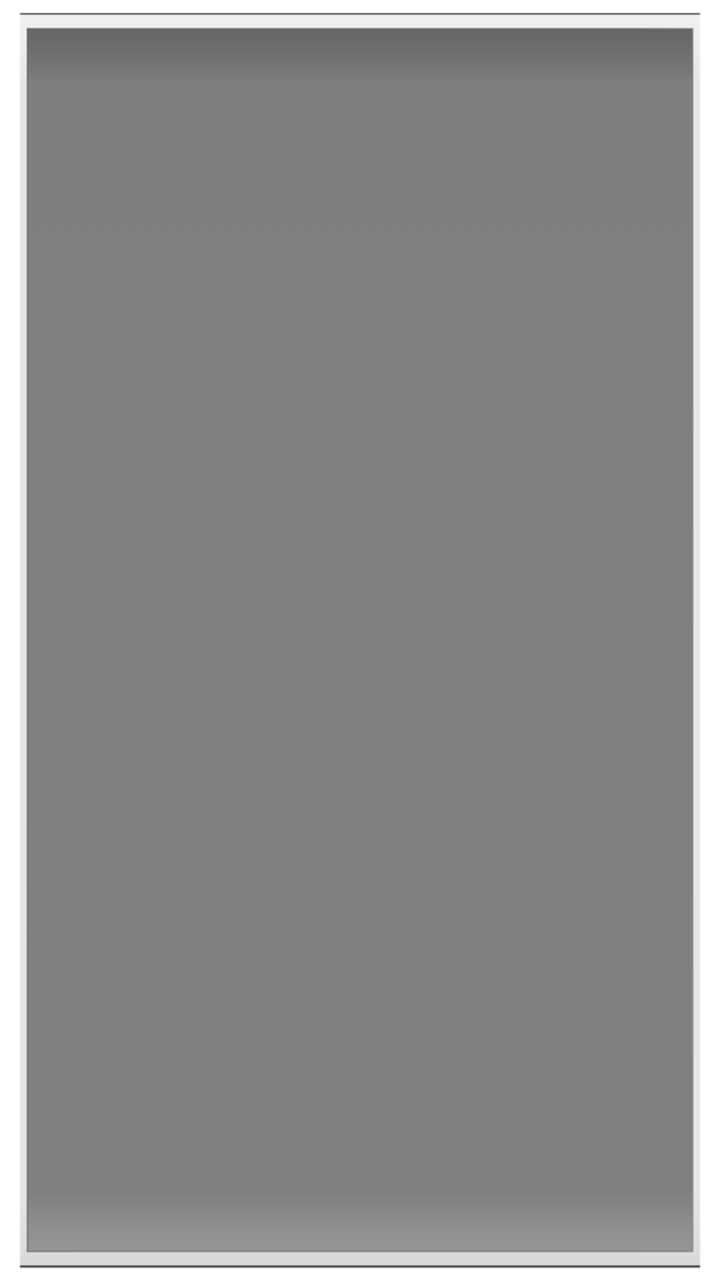
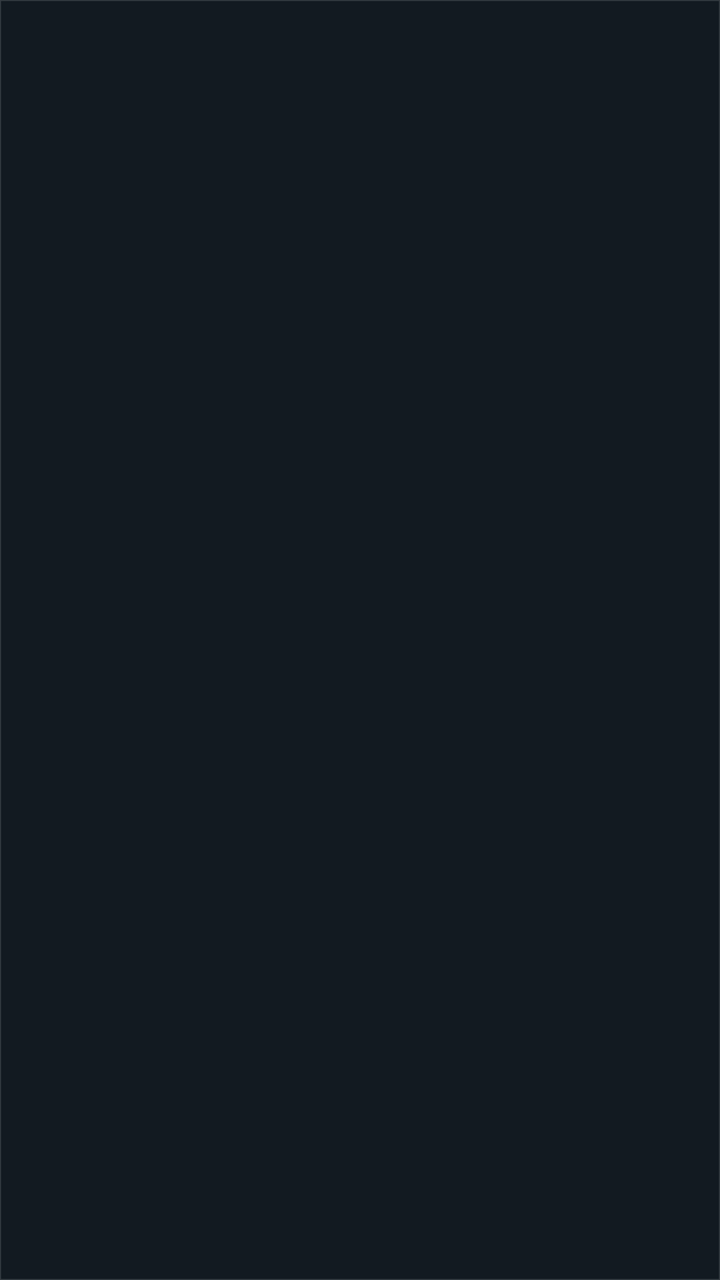

The first picture is an Android layout as it rendered before a commit; the second is the same layout after the commit. The layout source and the unified diff follow.
<!-- AndroidManifest.xml: fallback theme Theme.MaterialComponents.DayNight.NoActionBar -->
<!-- res/layout/wallpaper_item.xml -->
<?xml version="1.0" encoding="utf-8"?>
<ImageView xmlns:android="http://schemas.android.com/apk/res/android" xmlns:launcher="http://schemas.android.com/apk/res/org.zeam" android:background="?android:attr/galleryItemBackground" android:focusable="true" android:layout_width="wrap_content" android:layout_height="wrap_content" android:scaleType="fitXY"/>
<!-- resources referenced by this layout -->
<resources>

</resources>

<!-- the commit's change to res/layout/wallpaper_item.xml (unified diff, before → after) -->
@@ -1,2 +1,11 @@
 <?xml version="1.0" encoding="utf-8"?>
-<ImageView xmlns:android="http://schemas.android.com/apk/res/android" xmlns:launcher="http://schemas.android.com/apk/res/org.zeam" android:background="?android:attr/galleryItemBackground" android:focusable="true" android:layout_width="wrap_content" android:layout_height="wrap_content" android:scaleType="fitXY"/>
+<ImageView xmlns:android="http://schemas.android.com/apk/res/android"
+    android:background="@drawable/settings_preference_selector"
+    android:focusable="true"
+    android:clickable="true"
+    android:padding="@dimen/space_4"
+    android:minWidth="@dimen/minimum_touch_target"
+    android:minHeight="@dimen/minimum_touch_target"
+    android:scaleType="centerInside"
+    android:layout_width="wrap_content"
+    android:layout_height="wrap_content" />
<!-- resource entries referenced after the edit -->
@@ -1,5 +1,36 @@
 <!-- resources referenced by this layout -->
 <resources>
-
+  <dimen name="minimum_touch_target">48dp</dimen>
+  <dimen name="space_4">4dp</dimen>
+  <!-- drawable settings_preference_selector (drawable) -->
+  <?xml version="1.0" encoding="utf-8"?>
+  <selector xmlns:android="http://schemas.android.com/apk/res/android">
+      <item android:state_enabled="false">
+          <shape>
+              <solid android:color="@color/zm_reborn_slate" />
+          </shape>
+      </item>
+      <item android:state_focused="true">
+          <shape>
+              <solid android:color="@color/zm_reborn_glass" />
+              <stroke android:width="2dp" android:color="@color/zm_reborn_amber" />
+          </shape>
+      </item>
+      <item android:state_pressed="true">
+          <shape>
+              <solid android:color="@color/zm_reborn_glass" />
+              <stroke android:width="2dp" android:color="@color/zm_reborn_amber" />
+          </shape>
+      </item>
+      <item>
+          <shape>
+              <solid android:color="@color/zm_reborn_slate" />
+              <stroke android:width="1dp" android:color="@color/zm_reborn_glass" />
+          </shape>
+      </item>
+  </selector>
+  <color name="zm_reborn_slate">#ff121a21</color>
+  <color name="zm_reborn_glass">#d9121a21</color>
+  <color name="zm_reborn_amber">#fff2b64a</color>
 </resources>
 
